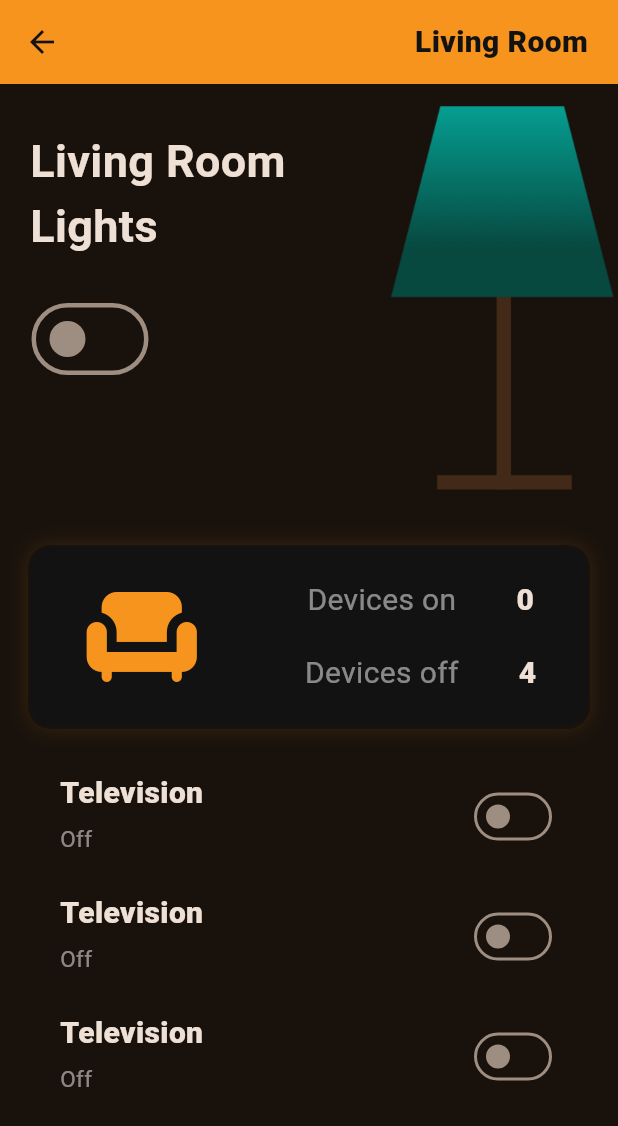
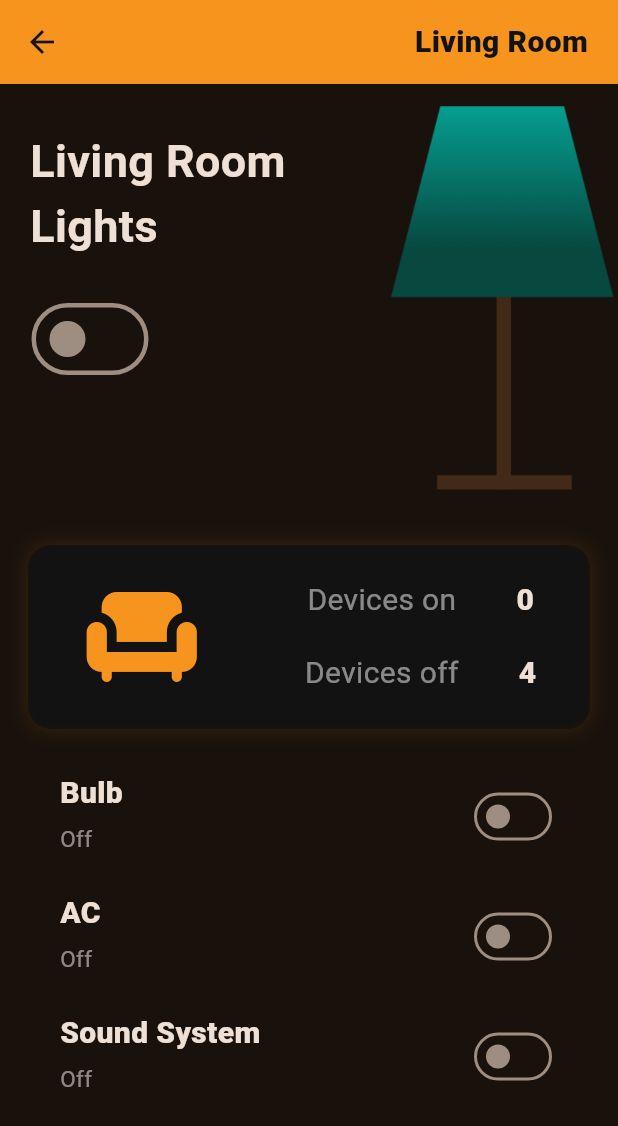
Before and after one commit to ajong-trevor/Smart-Home, a Flutter app: the HomeView screen opened by its route, after a tap on "Living Room", on a phone screen of 412 x 824 dp. Shown: the top 1126 px of the screen. Run offline on Flutter 3.47's test engine with Material 2 defaults, Android fonts, the light colour scheme and no system bars; our stand-ins replace get.

Commit message:
making room devices dynamic

```diff
--- /dev/null
+++ b/lib/models/devices_model.dart
@@ -0,0 +1,11 @@
+class DevicesModel {
+  final String id;
+  final String name;
+  final bool status;
+
+  DevicesModel({
+    required this.id,
+    required this.name,
+    required this.status,
+  });
+}
--- /dev/null
+++ b/lib/models/room_model.dart
@@ -0,0 +1,15 @@
+import 'package:flutter/material.dart';
+
+class RoomModel {
+  final String id;
+  final String title;
+  final IconData icon;
+  final List<String> deviceIds;
+
+  RoomModel({
+    required this.id,
+    required this.title,
+    required this.icon,
+    required this.deviceIds,
+  });
+}
--- /dev/null
+++ b/lib/services/devices_services.dart
@@ -0,0 +1,24 @@
+import '../models/devices_model.dart';
+
+final List<DevicesModel> devices = [
+  DevicesModel(
+    id: 'D001',
+    name: 'Bulb',
+    status: false,
+  ),
+  DevicesModel(
+    id: 'D002',
+    name: 'TV',
+    status: false,
+  ),
+  DevicesModel(
+    id: 'D003',
+    name: 'AC',
+    status: false,
+  ),
+  DevicesModel(
+    id: 'D004',
+    name: 'Sound System',
+    status: false,
+  ),
+];
--- /dev/null
+++ b/lib/services/room_services.dart
@@ -0,0 +1,41 @@
+import 'package:flutter/material.dart';
+import '../models/room_model.dart';
+
+final List<RoomModel> rooms = [
+  RoomModel(
+    id: 'R001',
+    title: 'Living Room',
+    icon: Icons.chair_rounded,
+    deviceIds: ['D001', 'D003', 'D004'],
+  ),
+  RoomModel(
+    id: 'R002',
+    title: 'Kitchen',
+    icon: Icons.kitchen,
+    deviceIds: ['D001', 'D002'],
+  ),
+  RoomModel(
+    id: 'R003',
+    title: 'Bath Room',
+    icon: Icons.bathroom_rounded,
+    deviceIds: ['D001', 'D002', 'D003', 'D004'],
+  ),
+  RoomModel(
+    id: 'R004',
+    title: 'Lundray Room',
+    icon: Icons.local_laundry_service_rounded,
+    deviceIds: ['D001', 'D002', 'D003'],
+  ),
+  RoomModel(
+    id: 'R005',
+    title: 'Garage',
+    icon: Icons.garage_rounded,
+    deviceIds: ['D001'],
+  ),
+  RoomModel(
+    id: 'R006',
+    title: 'Bed Room',
+    icon: Icons.bedroom_parent_rounded,
+    deviceIds: ['D001', 'D002', 'D003', 'D004'],
+  ),
+];
--- a/lib/views/home_view.dart
+++ b/lib/views/home_view.dart
@@ -122,7 +122,7 @@ class HomeView extends StatelessWidget {
                 ),
               ],
             ),
-            const RoomList(),
+            RoomList(),
           ],
         ),
       ),
--- a/lib/views/room_view.dart
+++ b/lib/views/room_view.dart
@@ -1,6 +1,10 @@
 import 'package:flutter/material.dart';
+import 'package:get/get.dart';
 
 import 'widgets/devices_list.dart';
+import '../services/devices_services.dart';
+import '../models/devices_model.dart';
+import 'widgets/room_lamp.dart';
 
 class RoomView extends StatefulWidget {
   const RoomView({super.key});
@@ -10,10 +14,21 @@ class RoomView extends StatefulWidget {
 }
 
 class _RoomViewState extends State<RoomView> {
-  bool isSwitched = false;
+  var data = Get.arguments;
+  List<DevicesModel> roomDevices = [];
 
   @override
   Widget build(BuildContext context) {
+    final List<String> roomDeviceIds = data['deviceIds'];
+
+    for (var roomDeviceId in roomDeviceIds) {
+      List<DevicesModel> selectedRoomDevices = devices.where((device) {
+        return roomDeviceId == device.id;
+      }).toList();
+
+      roomDevices.add(selectedRoomDevices.first);
+    }
+
     return Scaffold(
       appBar: AppBar(
         backgroundColor: Theme.of(context).colorScheme.primary,
@@ -24,7 +39,7 @@ class _RoomViewState extends State<RoomView> {
           Padding(
             padding: const EdgeInsets.only(right: 20.0),
             child: Text(
-              'Living Room',
+              data['title'],
               style: TextStyle(
                 fontSize: 20.0,
                 color: Theme.of(context).colorScheme.background,
@@ -38,84 +53,8 @@ class _RoomViewState extends State<RoomView> {
         child: Column(
           crossAxisAlignment: CrossAxisAlignment.start,
           children: [
-            Row(
-              mainAxisAlignment: MainAxisAlignment.spaceBetween,
-              crossAxisAlignment: CrossAxisAlignment.start,
-              children: [
-                SizedBox(
-                  width: MediaQuery.of(context).size.width * 0.6,
-                  child: Column(
-                    crossAxisAlignment: CrossAxisAlignment.start,
-                    children: [
-                      const Padding(
-                        padding: EdgeInsets.symmetric(
-                            vertical: 30.0, horizontal: 20.0),
-                        child: Text(
-                          'Living Room Lights',
-                          style: TextStyle(
-                              fontSize: 30.0, fontWeight: FontWeight.bold),
-                          overflow: TextOverflow.clip,
-                        ),
-                      ),
-                      Padding(
-                        padding: const EdgeInsets.only(left: 30.0),
-                        child: Transform.scale(
-                          scale: 1.5,
-                          child: Switch(
-                            activeColor:
-                                Theme.of(context).colorScheme.background,
-                            activeTrackColor:
-                                Theme.of(context).colorScheme.primary,
-                            inactiveTrackColor: Colors.transparent,
-                            materialTapTargetSize: MaterialTapTargetSize.padded,
-                            value: isSwitched,
-                            onChanged: (value) {
-                              setState(() {
-                                isSwitched = value;
-                              });
-                            },
-                          ),
-                        ),
-                      ),
-                    ],
-                  ),
-                ),
-                Stack(
-                  alignment: const Alignment(0, 0),
-                  children: [
-                    Container(
-                      width: MediaQuery.of(context).size.width * 0.4,
-                      height: MediaQuery.of(context).size.height * 0.35,
-                      decoration: const BoxDecoration(
-                        // color: Colors.red,
-                        image: DecorationImage(
-                          image: AssetImage('assets/images/Table-Lamp.png'),
-                          fit: BoxFit.cover,
-                        ),
-                      ),
-                    ),
-                    if (isSwitched)
-                      Positioned(
-                        bottom: 11.5,
-                        left: 27,
-                        child: Container(
-                          width: 120,
-                          height: 110,
-                          decoration: const BoxDecoration(
-                            gradient: LinearGradient(
-                              begin: Alignment.topCenter,
-                              end: Alignment.bottomCenter,
-                              colors: [
-                                Colors.orangeAccent,
-                                Colors.transparent,
-                              ],
-                            ),
-                          ),
-                        ),
-                      ),
-                  ],
-                )
-              ],
+            RoomLamp(
+              title: data['title'],
             ),
             Container(
               width: double.infinity,
@@ -141,8 +80,11 @@ class _RoomViewState extends State<RoomView> {
               child: Row(
                 mainAxisAlignment: MainAxisAlignment.spaceAround,
                 children: [
-                  Icon(Icons.chair_rounded,
-                      color: Theme.of(context).colorScheme.primary, size: 80.0),
+                  Icon(
+                    data['icons'],
+                    color: Theme.of(context).colorScheme.primary,
+                    size: 80.0,
+                  ),
                   Column(
                     children: [
                       Row(
@@ -189,11 +131,13 @@ class _RoomViewState extends State<RoomView> {
                         ],
                       ),
                     ],
-                  )
+                  ),
                 ],
               ),
             ),
-            const DevicesList(),
+            DevicesList(
+              roomDevices: roomDevices,
+            ),
           ],
         ),
       ),
--- a/lib/views/widgets/device.dart
+++ b/lib/views/widgets/device.dart
@@ -1,7 +1,14 @@
 import 'package:flutter/material.dart';
 
 class Device extends StatefulWidget {
-  const Device({super.key});
+  final String name;
+  final bool status;
+
+  const Device({
+    required this.name,
+    required this.status,
+    super.key,
+  });
 
   @override
   State<Device> createState() => _DeviceState();
@@ -20,9 +27,9 @@ class _DeviceState extends State<Device> {
           Column(
             crossAxisAlignment: CrossAxisAlignment.start,
             children: [
-              const Text(
-                'Television',
-                style: TextStyle(
+              Text(
+                widget.name,
+                style: const TextStyle(
                   fontSize: 20.0,
                   fontWeight: FontWeight.w900,
                 ),
--- a/lib/views/widgets/devices_list.dart
+++ b/lib/views/widgets/devices_list.dart
@@ -1,18 +1,27 @@
 import 'package:flutter/material.dart';
 
 import 'device.dart';
+import '../../models/devices_model.dart';
 
 class DevicesList extends StatelessWidget {
-  const DevicesList({super.key});
+  final List<DevicesModel> roomDevices;
+
+  const DevicesList({
+    required this.roomDevices,
+    super.key,
+  });
 
   @override
   Widget build(BuildContext context) {
     return ListView.builder(
       shrinkWrap: true,
       physics: const NeverScrollableScrollPhysics(),
-      itemCount: 3,
+      itemCount: roomDevices.length,
       itemBuilder: (context, index) {
-        return const Device();
+        return Device(
+          name: roomDevices[index].name,
+          status: roomDevices[index].status,
+        );
       },
     );
   }
--- a/lib/views/widgets/room.dart
+++ b/lib/views/widgets/room.dart
@@ -2,13 +2,31 @@ import 'package:flutter/material.dart';
 import 'package:get/get.dart';
 
 class Room extends StatelessWidget {
-  const Room({super.key});
+  final String title;
+  final IconData icons;
+  final List<String> deviceIds;
+  final String roomId;
+
+  const Room({
+    required this.icons,
+    required this.deviceIds,
+    required this.title,
+    required this.roomId,
+    super.key,
+  });
 
   @override
   Widget build(BuildContext context) {
+    final data = {
+      'title': title,
+      'icons': icons,
+      'deviceIds': deviceIds,
+      'roomId': roomId,
+    };
+
     return GestureDetector(
       onTap: () {
-        Get.toNamed('/room');
+        Get.toNamed('/room', arguments: data);
       },
       child: Container(
         decoration: BoxDecoration(
@@ -19,14 +37,14 @@ class Room extends StatelessWidget {
           mainAxisAlignment: MainAxisAlignment.center,
           children: [
             Icon(
-              Icons.chair_rounded,
+              icons,
               color: Theme.of(context).colorScheme.background,
               size: 58.0,
             ),
             Padding(
               padding: const EdgeInsets.symmetric(vertical: 10.0),
               child: Text(
-                'Living Room',
+                title,
                 style: TextStyle(
                   color: Theme.of(context).colorScheme.background,
                   fontSize: 20.0,
@@ -37,7 +55,7 @@ class Room extends StatelessWidget {
             Padding(
               padding: const EdgeInsets.only(bottom: 10.0),
               child: Text(
-                '8 Devices',
+                '${deviceIds.length} Devices',
                 style: TextStyle(
                   color: Theme.of(context)
                       .colorScheme
--- /dev/null
+++ b/lib/views/widgets/room_lamp.dart
@@ -0,0 +1,94 @@
+import 'package:flutter/material.dart';
+
+class RoomLamp extends StatefulWidget {
+  final String title;
+  const RoomLamp({required this.title, super.key});
+
+  @override
+  State<RoomLamp> createState() => _RoomLampState();
+}
+
+class _RoomLampState extends State<RoomLamp> {
+  bool isSwitched = false;
+
+  @override
+  Widget build(BuildContext context) {
+    return Row(
+      mainAxisAlignment: MainAxisAlignment.spaceBetween,
+      crossAxisAlignment: CrossAxisAlignment.start,
+      children: [
+        SizedBox(
+          width: MediaQuery.of(context).size.width * 0.6,
+          child: Column(
+            crossAxisAlignment: CrossAxisAlignment.start,
+            children: [
+              Padding(
+                padding: const EdgeInsets.symmetric(
+                    vertical: 30.0, horizontal: 20.0),
+                child: Text(
+                  '${widget.title} Lights',
+                  style: const TextStyle(
+                      fontSize: 30.0, fontWeight: FontWeight.bold),
+                  overflow: TextOverflow.clip,
+                ),
+              ),
+              Padding(
+                padding: const EdgeInsets.only(left: 30.0),
+                child: Transform.scale(
+                  scale: 1.5,
+                  child: Switch(
+                    activeColor: Theme.of(context).colorScheme.background,
+                    activeTrackColor: Theme.of(context).colorScheme.primary,
+                    inactiveTrackColor: Colors.transparent,
+                    materialTapTargetSize: MaterialTapTargetSize.padded,
+                    value: isSwitched,
+                    onChanged: (value) {
+                      setState(() {
+                        isSwitched = value;
+                      });
+                    },
+                  ),
+                ),
+              ),
+            ],
+          ),
+        ),
+        Stack(
+          alignment: const Alignment(0, 0),
+          children: [
+            Container(
+              width: MediaQuery.of(context).size.width * 0.4,
+              height: MediaQuery.of(context).size.height * 0.35,
+              decoration: const BoxDecoration(
+                // color: Colors.red,
+                image: DecorationImage(
+                  image: AssetImage('assets/images/Table-Lamp.png'),
+                  fit: BoxFit.cover,
+                ),
+              ),
+            ),
+            if (isSwitched)
+              Positioned(
+                bottom: 11.5,
+                left: 27,
+                child: Container(
+                  width: 120,
+                  height: 110,
+                  decoration: const BoxDecoration(
+                    gradient: LinearGradient(
+                      begin: Alignment.topCenter,
+                      end: Alignment.bottomCenter,
+                      colors: [
+                        Colors.orangeAccent,
+                        Colors.transparent,
+                      ],
+                    ),
+                  ),
+                ),
+              ),
+          ],
+        ),
+      ],
+    );
+  }
+}
--- a/lib/views/widgets/room_list.dart
+++ b/lib/views/widgets/room_list.dart
@@ -1,6 +1,7 @@
 import 'package:flutter/material.dart';
 
 import 'room.dart';
+import '../../services/room_services.dart';
 
 class RoomList extends StatelessWidget {
   const RoomList({super.key});
@@ -23,9 +24,14 @@ class RoomList extends StatelessWidget {
           crossAxisSpacing: 20.0,
           mainAxisSpacing: 20.0,
         ),
-        itemCount: 6,
+        itemCount: rooms.length,
         itemBuilder: (context, index) {
-          return const Room();
+          return Room(
+            roomId: rooms[index].id,
+            title: rooms[index].title,
+            icons: rooms[index].icon,
+            deviceIds: rooms[index].deviceIds,
+          );
         },
       ),
     );
```
